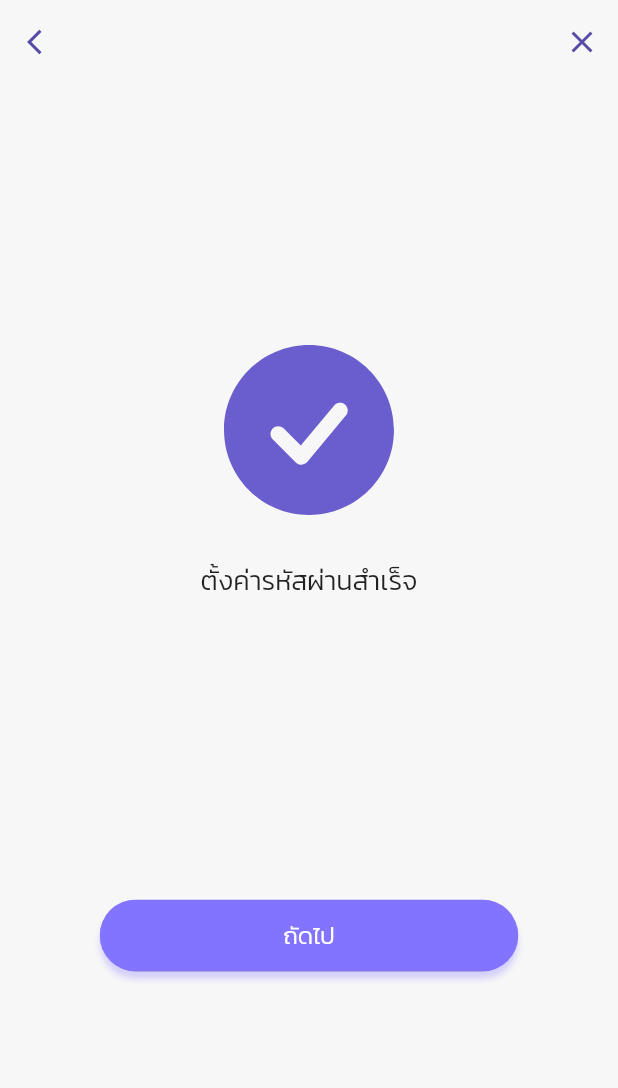
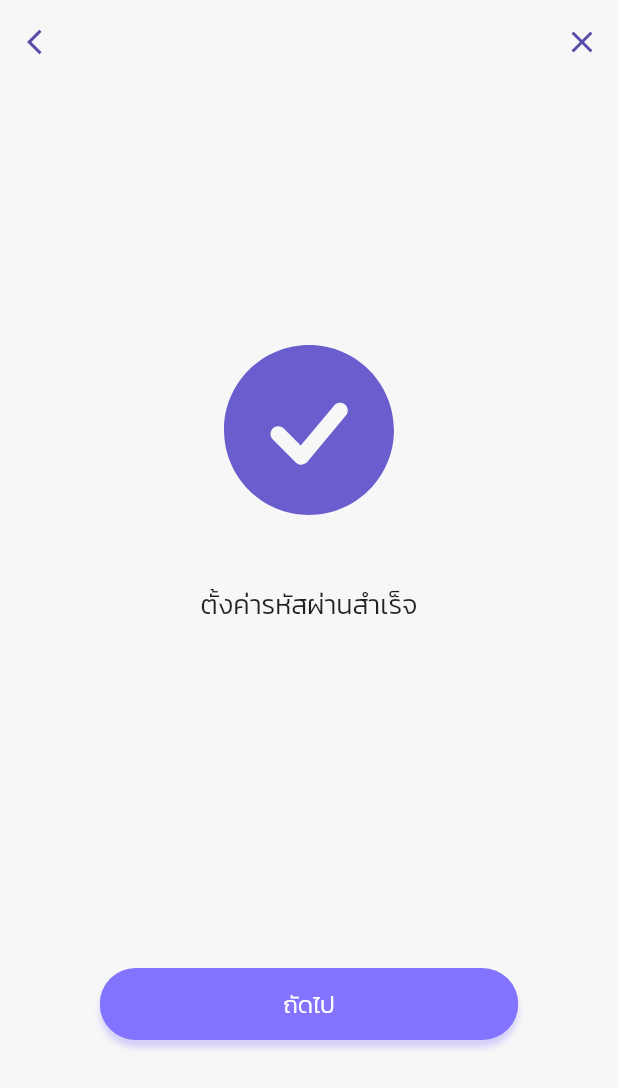
Before and after one commit to yuzuinthewinter/Jassy_Mobile_Application, a Flutter app: the CreatePasswordSuccess screen opened directly, on a phone screen of 412 x 824 dp. Shown: the top 1088 px of the screen. Run offline on Flutter 3.47's test engine with Material 2 defaults, Android fonts, the phone set to English and light mode, and no system bars; our stand-ins replace country_code_picker, flutter_svg, google_fonts.

Commit message:
edit success component

```diff
--- a/frontend/lib/component/success.dart
+++ b/frontend/lib/component/success.dart
@@ -1,11 +1,14 @@
 import 'package:flutter/material.dart';
+import 'package:flutter_application_1/theme/index.dart';
 import 'package:flutter_svg/flutter_svg.dart';
 
 class Sucess extends StatelessWidget {
-  final String text;
+  final String titleText, subtitleText;
+
   const Sucess({
     Key? key,
-    this.text = ''
+    this.titleText = '',
+    this.subtitleText = '',
     }) : super(key: key);
 
   @override
@@ -16,10 +19,15 @@ class Sucess extends StatelessWidget {
         children: [
           SizedBox(height: size.height * 0.2,),
           SvgPicture.asset('assets/icons/success.svg', height: size.height * 0.15,),
-          SizedBox(height: size.height * 0.03,),
+          SizedBox(height: size.height * 0.05,),
           Text(
-            text,
-            style: TextStyle(fontSize: 18),
+            titleText,
+            style: TextStyle(fontSize: 18,),
+          ),
+          SizedBox(height: size.height * 0.01,),
+          Text(
+            subtitleText,
+            style: TextStyle(fontSize: 14, color: greyDark,),
           )
         ],
       ),
--- a/frontend/lib/screens/register/component/create_password_success_body.dart
+++ b/frontend/lib/screens/register/component/create_password_success_body.dart
@@ -11,7 +11,7 @@ class Body extends StatelessWidget {
     Size size = MediaQuery.of(context).size;
     return Column(
       children: [
-        Sucess(text: "ตั้งค่ารหัสผ่านสำเร็จ",),
+        Sucess(titleText: "ตั้งค่ารหัสผ่านสำเร็จ",),
         SizedBox(height: size.height * 0.23,),
         RoundButton(
           text: "ถัดไป",
```
